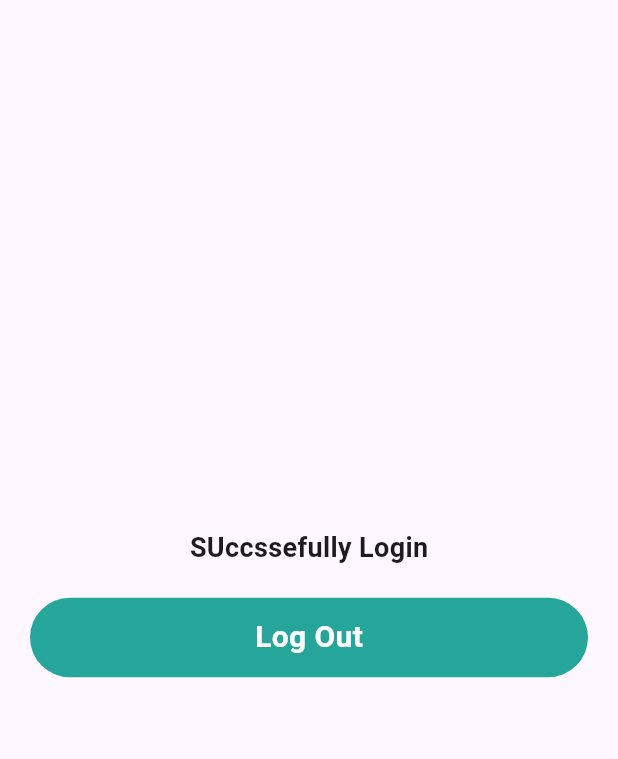
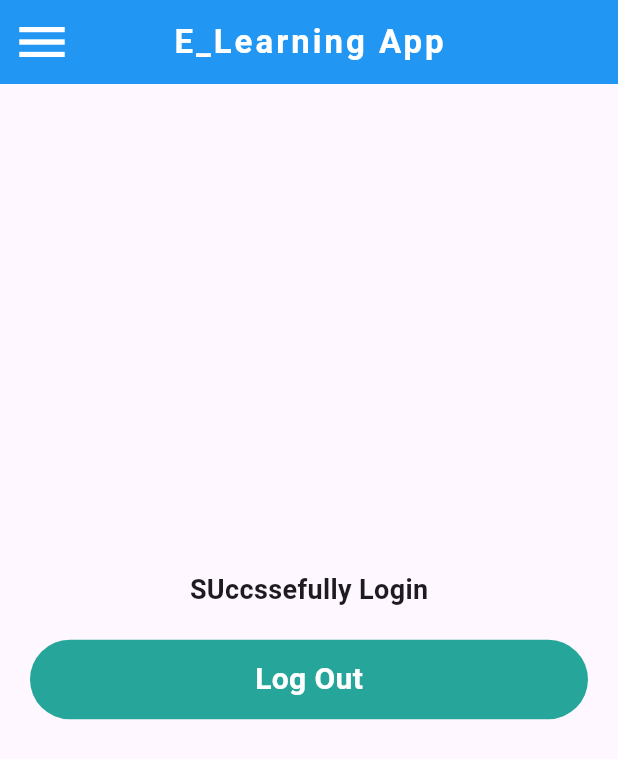
Before and after one commit to awaisok91/FYP, a Flutter app: the HomeScreen screen opened directly, on a phone screen of 412 x 824 dp. Shown: the top 759 px of the screen. Run offline on Flutter 3.47's test engine with Material 3 defaults, Android fonts, the light colour scheme and no system bars; our stand-ins replace cloud_firestore, firebase_auth, firebase_core, smooth_page_indicator; missing offline and left inert: dart:ffi; accounts and stored records are empty.

Commit message:
changes by awais

```diff
--- a/lib/COMPNENTS/common_button.dart
+++ b/lib/COMPNENTS/common_button.dart
@@ -24,7 +24,7 @@ class CommonButton extends StatelessWidget {
               borderRadius: BorderRadius.circular(30),
             ),
             // color: Colors.blue,
-            color: Color(0xFF26A69A),
+            color: const Color(0xFF26A69A),
           ),
           child: Text(
             text,
--- a/lib/COMPNENTS/common_textfield.dart
+++ b/lib/COMPNENTS/common_textfield.dart
@@ -36,7 +36,7 @@ class CommonTextfield extends StatelessWidget {
           ),
           border: InputBorder.none,
           filled: true,
-          fillColor: Color(0xFFFFFFFF),
+          fillColor: const Color(0xFFFFFFFF),
           // fillColor: const Color(0xFFedf0f8),
           enabledBorder: const OutlineInputBorder(
             borderSide: BorderSide.none,
--- a/lib/SCREENS/home_screen.dart
+++ b/lib/SCREENS/home_screen.dart
@@ -14,11 +14,37 @@ class _HomeScreenState extends State<HomeScreen> {
   @override
   Widget build(BuildContext context) {
     return Scaffold(
+      appBar: AppBar(
+        backgroundColor: Colors.blue,
+        title: const Text(
+          "E_Learning App",
+          style: TextStyle(
+            fontWeight: FontWeight.bold,
+            fontSize: 22,
+            letterSpacing: 2,
+            color: Colors.white,
+          ),
+        ),
+        leading: IconButton(
+            onPressed: () {
+              Navigator.of(context).push(
+                MaterialPageRoute(
+                  builder: (context) => const Drawer(),
+                ),
+              );
+            },
+            icon: const Icon(
+              Icons.menu,
+              color: Colors.white,
+              size: 40,
+            )),
+        centerTitle: true,
+      ),
       body: Center(
         child: Column(
           mainAxisAlignment: MainAxisAlignment.center,
           children: [
-            Text(
+            const Text(
               "SUccssefully Login",
               style: TextStyle(
                 fontSize: 18,
@@ -31,7 +57,7 @@ class _HomeScreenState extends State<HomeScreen> {
                 await AuthServices().signOut();
                 Navigator.of(context).pushReplacement(
                   MaterialPageRoute(
-                    builder: (context) => Login(),
+                    builder: (context) => const Login(),
 
                     // i take random data in this .
                     //ibrahim if you want to remove such comment it.....
--- a/lib/main.dart
+++ b/lib/main.dart
@@ -1,3 +1,5 @@
+import 'package:e_learning/SCREENS/home_screen.dart';
+import 'package:e_learning/SCREENS/slider_page.dart';
 import 'package:e_learning/SCREENS/splash_screen.dart';
 
 import 'package:firebase_core/firebase_core.dart';
--- a/pubspec.yaml
+++ b/pubspec.yaml
@@ -38,6 +38,7 @@ dependencies:
   firebase_core: ^3.8.0
   cloud_firestore: ^5.5.0
   firebase_auth: ^5.3.3
+  smooth_page_indicator: ^1.2.0+3
 
 dev_dependencies:
   flutter_test:
```
Also changed, not shown: lib/COMPNENTS/drawer_home.dart (added, +54 -0 lines), lib/SCREENS/LOGIN_SIGNUP_SCREENS/login.dart (+8 -6 lines), lib/SCREENS/LOGIN_SIGNUP_SCREENS/signup.dart (+7 -5 lines), lib/SCREENS/slider_page.dart (+30 -20 lines), lib/SCREENS/splash_screen.dart (+5 -10 lines), lib/Services/forget_password.dart (+9 -9 lines), pubspec.lock.
